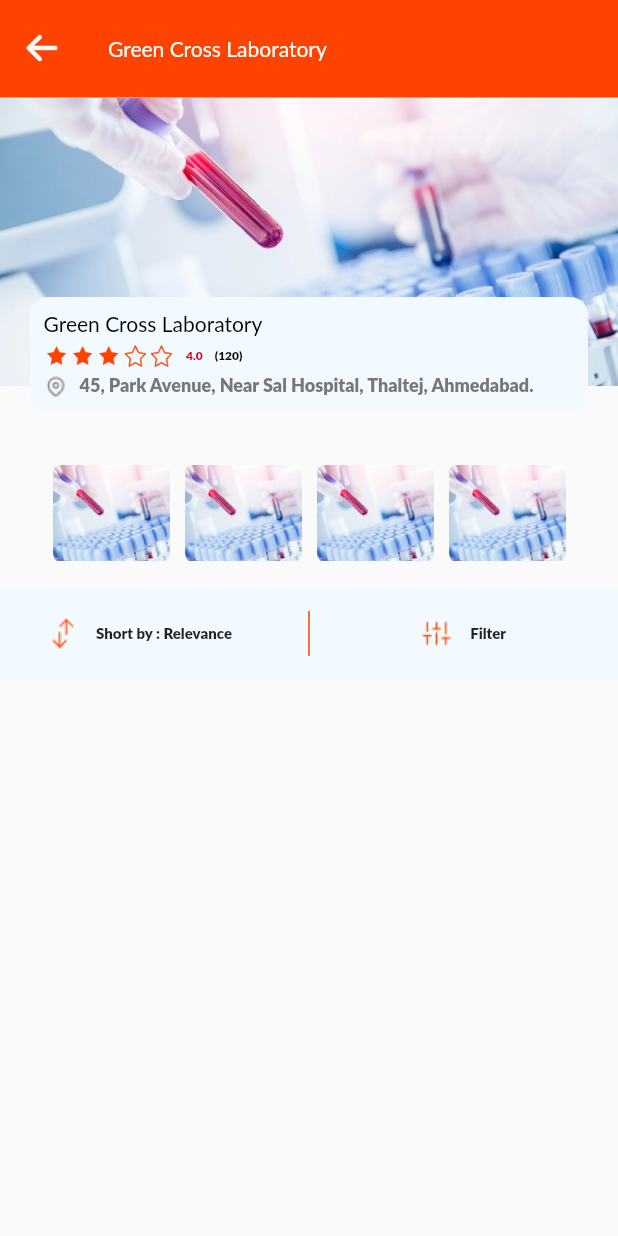
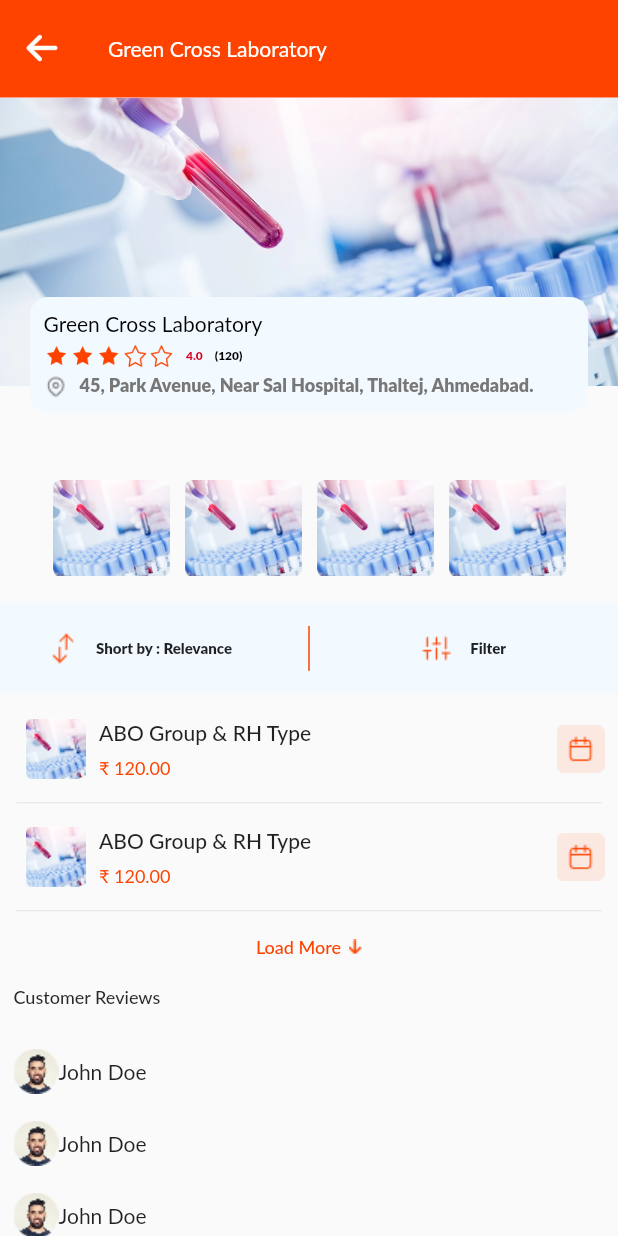
Before and after one commit to codefencers-git/oyo-lab, a Flutter app: the LaboratoryDetail screen opened directly, on a phone screen of 412 x 824 dp. Run offline on Flutter 3.47's test engine with Material 2 defaults, Android fonts, the light colour scheme and no system bars; drawn by our look-alikes of flutter_rating_bar; our stand-ins replace carousel_slider, flutter_easyloading, get, pin_code_fields.

Commit message:
laboratory detail

```diff
--- a/lib/screens/home/laboratory_detail.dart
+++ b/lib/screens/home/laboratory_detail.dart
@@ -12,6 +12,7 @@
 }
 
 class _LabTestScreenState extends State<LaboratoryDetail> {
+  bool isLoadMore = false;
   @override
   Widget build(BuildContext context) {
     double width = MediaQuery.of(context).size.width;
@@ -24,7 +25,8 @@
           preferredSize: const Size.fromHeight(65.0),
           child: AppbarWithBackButton(appbarTitle: "Green Cross Laboratory"),
         ),
-        body: Column(
+        body: SingleChildScrollView(
+          child: Column(
             children: [
               Stack(
                 clipBehavior: Clip.none,
@@ -55,7 +57,8 @@
                               ),
                             ),
                             Padding(
-                            padding: const EdgeInsets.only(right: 8.0, top: 5),
+                              padding:
+                                  const EdgeInsets.only(right: 8.0, top: 5),
                               child: Column(
                                 children: [
                                   Row(
@@ -104,7 +107,8 @@
                                     ],
                                   ),
                                   Row(
-                                  crossAxisAlignment: CrossAxisAlignment.start,
+                                    crossAxisAlignment:
+                                        CrossAxisAlignment.start,
                                     children: [
                                       Padding(
                                         padding:
@@ -114,8 +118,8 @@
                                       ),
                                       Expanded(
                                         child: Padding(
-                                        padding:
-                                            EdgeInsets.only(right: 8.0, top: 4),
+                                          padding: EdgeInsets.only(
+                                              right: 8.0, top: 4),
                                           child: Text(
                                             '45, Park Avenue, Near Sal Hospital, Thaltej, Ahmedabad.',
                                             style: TextStyle(
@@ -138,18 +142,18 @@
                 ],
               ),
               const SizedBox(
-              height: 35,
+                height: 45,
               ),
               SizedBox(
                 height: 100,
                 child: ListView.builder(
                   scrollDirection: Axis.horizontal,
-                physics: NeverScrollableScrollPhysics(),
+                  physics: const NeverScrollableScrollPhysics(),
                   shrinkWrap: true,
                   itemCount: 4,
                   itemBuilder: (context, index) {
                     return Container(
-                    margin: EdgeInsets.all(5),
+                      margin: const EdgeInsets.all(5),
                       height: 64,
                       width: 78,
                       child:
@@ -170,7 +174,7 @@
                       child: Row(
                         children: [
                           Image.asset("assets/icons/icon_short.png"),
-                        SizedBox(
+                          const SizedBox(
                             width: 10,
                           ),
                           const Text(
@@ -187,14 +191,13 @@
                       endIndent: 15,
                       color: ThemeClass.orangeColor,
                     ),
-
                     SizedBox(
                       width: width / 2.8,
                       child: Row(
                         mainAxisAlignment: MainAxisAlignment.center,
                         children: [
                           Image.asset("assets/icons/icon_filter.png"),
-                        SizedBox(
+                          const SizedBox(
                             width: 10,
                           ),
                           const Text(
@@ -205,23 +208,137 @@
                         ],
                       ),
                     ),
-                  // Row(
-                  //   children: [
-                  //     Image.asset("assets/icons/filter_icon.png"),
-                  //     const SizedBox(
-                  //       width: 10,
-                  //     ),
-                  //     const Text(
-                  //       "Filter",
-                  //       style: TextStyle(
-                  //           fontSize: 10, fontWeight: FontWeight.w900),
-                  //     )
-                  //   ],
-                  // )
                   ],
                 ),
+              ),
+              Padding(
+                padding: const EdgeInsets.all(9.0),
+                child: ListView.builder(
+                  scrollDirection: Axis.vertical,
+                  physics: const NeverScrollableScrollPhysics(),
+                  shrinkWrap: true,
+                  itemCount: isLoadMore == false ? 2 : 10,
+                  itemBuilder: (context, index) {
+                    return Column(
+                      mainAxisSize: MainAxisSize.min,
+                      children: [
+                        Row(
+                          mainAxisAlignment: MainAxisAlignment.spaceBetween,
+                          children: [
+                            Padding(
+                              padding: const EdgeInsets.all(8.0),
+                              child: Row(
+                                children: [
+                                  Image.asset("assets/images/lab_test.png"),
+                                  const SizedBox(
+                                    width: 9,
+                                  ),
+                                  Column(
+                                    crossAxisAlignment:
+                                        CrossAxisAlignment.start,
+                                    children: [
+                                      const Text(
+                                        "ABO Group & RH Type",
+                                        style: TextStyle(
+                                            fontSize: 14,
+                                            fontWeight: FontWeight.w500),
+                                      ),
+                                      const SizedBox(
+                                        height: 8,
+                                      ),
+                                      Text(
+                                        "₹ 120.00",
+                                        style: TextStyle(
+                                            fontSize: 12,
+                                            color: ThemeClass.orangeColor,
+                                            fontWeight: FontWeight.w400),
+                                      ),
+                                    ],
+                                  ),
+                                ],
+                              ),
+                            ),
+                            Image.asset("assets/icons/icon_calander.png"),
+                          ],
+                        ),
+                        Divider(
+                          thickness: 0.2,
+                          indent: 2,
+                          endIndent: 2,
+                          color: ThemeClass.greyColor2,
+                        ),
+                      ],
+                    );
+                  },
+                ),
+              ),
+              InkWell(
+                onTap: () {
+                  setState(() {
+                    isLoadMore = !isLoadMore;
+                  });
+                },
+                child: Row(
+                  mainAxisSize: MainAxisSize.min,
+                  mainAxisAlignment: MainAxisAlignment.center,
+                  children: [
+                    Text(
+                      isLoadMore == false ? "Load More" : "less",
+                      style: TextStyle(
+                          fontSize: 12,
+                          color: ThemeClass.orangeColor,
+                          fontWeight: FontWeight.w500),
+                    ),
+                    const SizedBox(width: 5),
+                    Image.asset("assets/icons/icon_down_arrow.png"),
+                  ],
+                ),
+              ),
+              SizedBox(
+                height: 10,
+              ),
+              Padding(
+                padding: const EdgeInsets.all(9.0),
+                child: Row(
+                  crossAxisAlignment: CrossAxisAlignment.start,
+                  children: [
+                    Text(
+                      "Customer Reviews",
+                      style: TextStyle(
+                          fontSize: 12,
+                          color: ThemeClass.darkgreyColor,
+                          fontWeight: FontWeight.w500),
+                    ),
+                  ],
+                ),
+              ),
+              const SizedBox(
+                height: 10,
+              ),
+              ListView.builder(
+                scrollDirection: Axis.vertical,
+                physics: const NeverScrollableScrollPhysics(),
+                shrinkWrap: true,
+                itemCount: 5,
+                itemBuilder: (context, index) {
+                  return Padding(
+                    padding: const EdgeInsets.all(9.0),
+                    child: Column(
+                      crossAxisAlignment: CrossAxisAlignment.start,
+                      children: [
+                        Row(
+                          children: [
+                            Image.asset("assets/images/john_image.png"),
+                            Text("John Doe"),
+                          ],
                         )
                       ],
+                    ),
+                  );
+                },
+              ),
+            ],
+          ),
         ),
       ),
     );
```
Also changed, not shown: assets/icons/icon_calander.png (added), assets/icons/icon_down_arrow.png (added), assets/images/john_image.png (added), assets/images/lab_test.png (added). Lines whose indentation alone changed are shown as unchanged.
